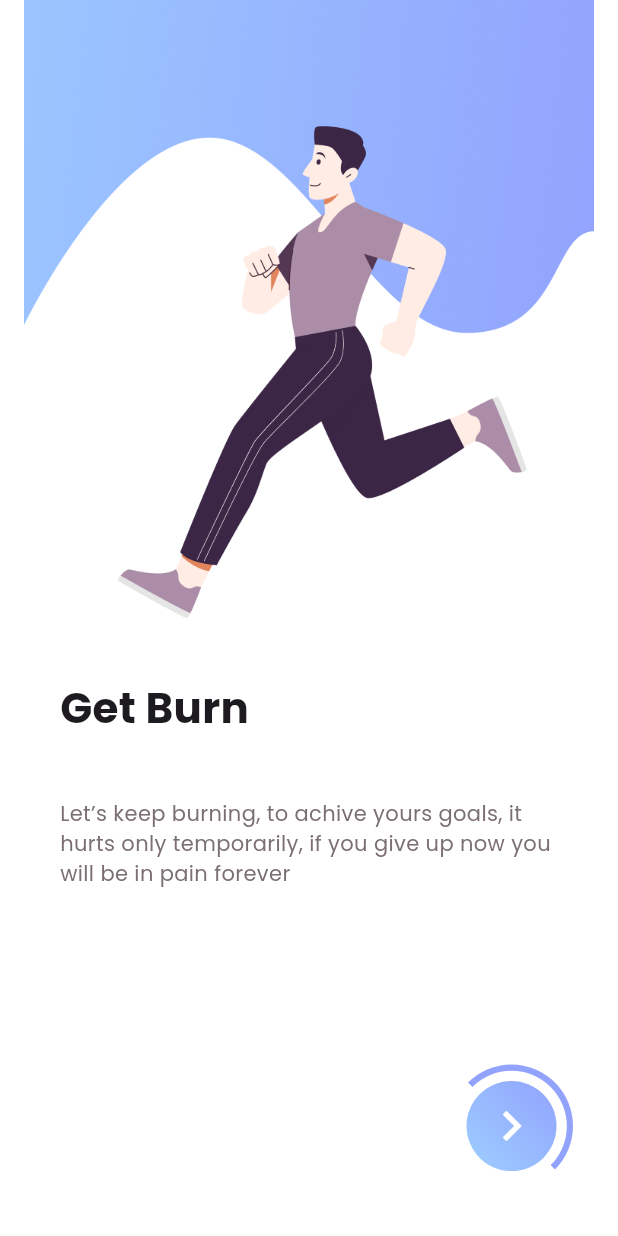
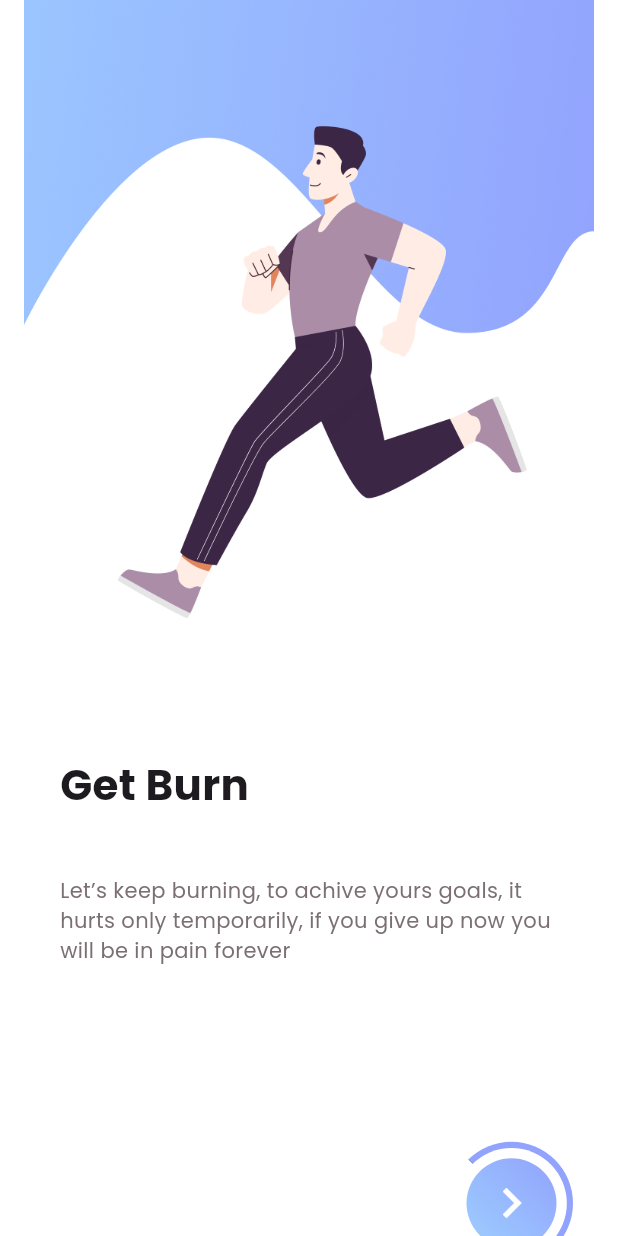
Before and after one commit to mmkocak/fitnesx_flutter, a Flutter app: the OnboardingTwoPage screen opened directly, on a phone screen of 412 x 824 dp. Run offline on Flutter 3.47's test engine with Material 3 defaults, Android fonts, the phone set to English and light mode, and no system bars.

Commit message:
konumlandırma düzenlemeleri

```diff
--- a/lib/feature/screen/onboarding/onboarding_two_page.dart
+++ b/lib/feature/screen/onboarding/onboarding_two_page.dart
@@ -22,6 +22,7 @@ class _OnboardingTwoPageState extends State<OnboardingTwoPage> {
             width: MediaQuery.sizeOf(context).width / 1,
             height: MediaQuery.sizeOf(context).height / 2,
           ),
+          SizedBox(height: MediaQuery.sizeOf(context).height / 16),
           const Padding(
             padding: const EdgeInsets.only(right: 40, left: 40, top: 40),
             child: Text(
```
